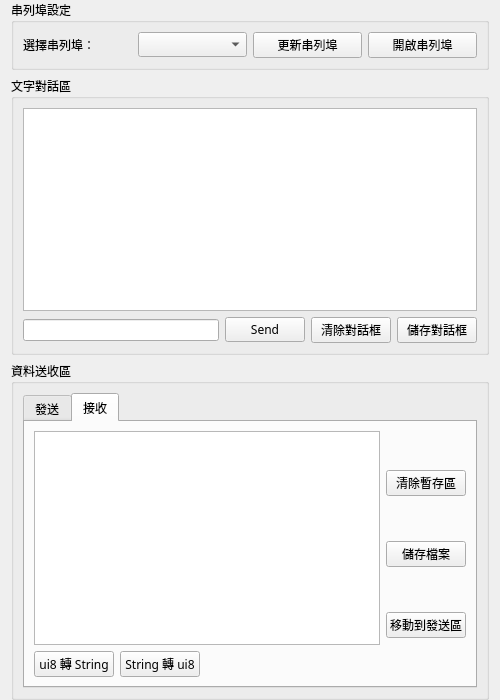
This is ui/hmi.ui in mickey9910326/ASA_HMI_Data_Agent as Qt 5 draws it before an edit. The edited form follows.
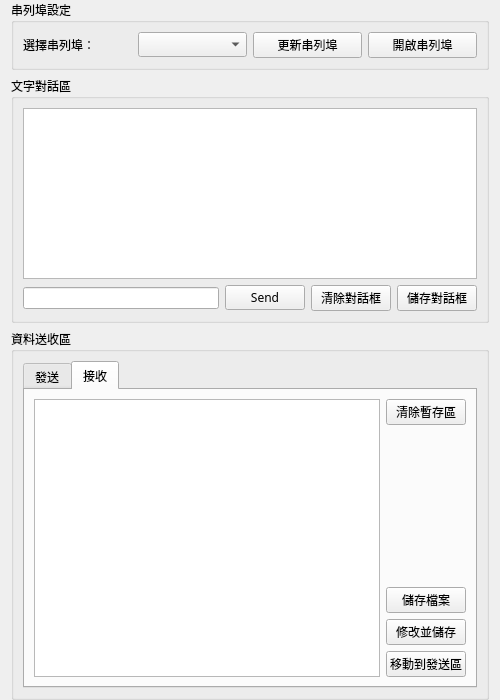
This is the edited form.

```diff
--- a/ui/hmi.ui
+++ b/ui/hmi.ui
@@ -239,37 +239,6 @@
               </property>
              </widget>
             </item>
-            <item>
-             <layout class="QHBoxLayout" name="horizontalLayout_5">
-              <item>
-               <widget class="QPushButton" name="send_btnUi8ToString">
-                <property name="text">
-                 <string>ui8 轉 String</string>
-                </property>
-               </widget>
-              </item>
-              <item>
-               <widget class="QPushButton" name="send_btnStringToUi8">
-                <property name="text">
-                 <string>String 轉 ui8</string>
-                </property>
-               </widget>
-              </item>
-              <item>
-               <spacer name="horizontalSpacer">
-                <property name="orientation">
-                 <enum>Qt::Horizontal</enum>
-                </property>
-                <property name="sizeHint" stdset="0">
-                 <size>
-                  <width>40</width>
-                  <height>20</height>
-                 </size>
-                </property>
-               </spacer>
-              </item>
-             </layout>
-            </item>
            </layout>
           </item>
           <item>
@@ -311,10 +280,17 @@
               </property>
              </spacer>
             </item>
+            <item>
+             <widget class="QPushButton" name="send_btnQuickSave">
+              <property name="text">
+               <string>儲存檔案</string>
+              </property>
+             </widget>
+            </item>
             <item>
              <widget class="QPushButton" name="send_btnSave">
               <property name="text">
-               <string>儲存檔案</string>
+               <string>編輯並儲存</string>
               </property>
              </widget>
             </item>
@@ -417,37 +393,6 @@
               </property>
              </widget>
             </item>
-            <item>
-             <layout class="QHBoxLayout" name="horizontalLayout_7">
-              <item>
-               <widget class="QPushButton" name="rec_btnUi8ToString">
-                <property name="text">
-                 <string>ui8 轉 String</string>
-                </property>
-               </widget>
-              </item>
-              <item>
-               <widget class="QPushButton" name="rec_btnStringToUi8">
-                <property name="text">
-                 <string>String 轉 ui8</string>
-                </property>
-               </widget>
-              </item>
-              <item>
-               <spacer name="horizontalSpacer_2">
-                <property name="orientation">
-                 <enum>Qt::Horizontal</enum>
-                </property>
-                <property name="sizeHint" stdset="0">
-                 <size>
-                  <width>40</width>
-                  <height>20</height>
-                 </size>
-                </property>
-               </spacer>
-              </item>
-             </layout>
-            </item>
            </layout>
           </item>
           <item>
@@ -459,10 +404,30 @@
               </property>
              </widget>
             </item>
+            <item>
+             <spacer name="verticalSpacer_3">
+              <property name="orientation">
+               <enum>Qt::Vertical</enum>
+              </property>
+              <property name="sizeHint" stdset="0">
+               <size>
+                <width>20</width>
+                <height>40</height>
+               </size>
+              </property>
+             </spacer>
+            </item>
+            <item>
+             <widget class="QPushButton" name="rec_btnQuickSave">
+              <property name="text">
+               <string>儲存檔案</string>
+              </property>
+             </widget>
+            </item>
             <item>
              <widget class="QPushButton" name="rec_btnSave">
               <property name="text">
-               <string>儲存檔案</string>
+               <string>修改並儲存</string>
               </property>
              </widget>
             </item>
```
Left out of the diff: 24 changed lines with no effect on the pictures.
